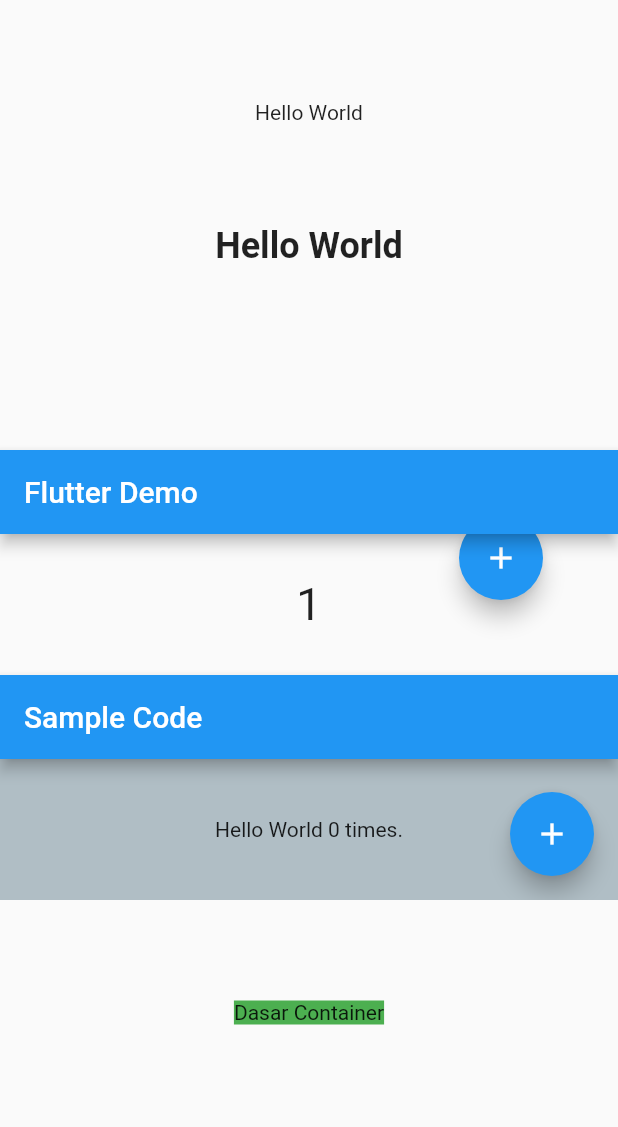
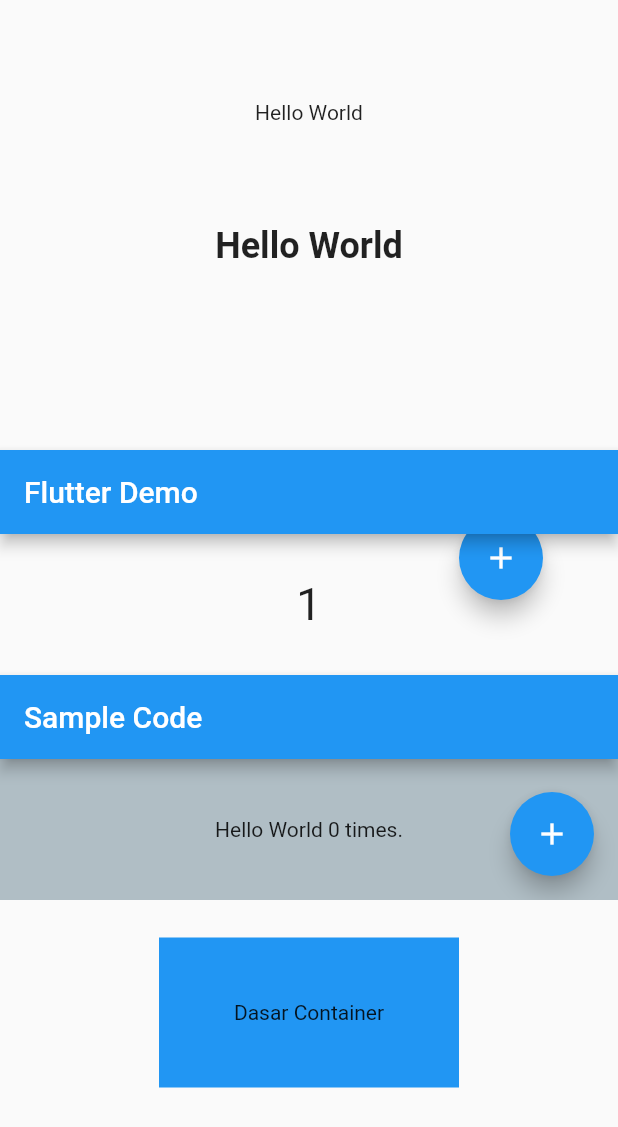
Before and after one commit to ahmaduunnail/flutter-widget, a Flutter app: the screen it shows after launch, on a phone screen of 412 x 824 dp. Shown: the top 1127 px of the screen. Run offline on Flutter 3.47's test engine with Material 2 defaults, Android fonts, the phone set to English and light mode, and no system bars.

Commit message:
ContainerWidthHeight

```diff
--- a/lib/ContainerWidget.dart
+++ b/lib/ContainerWidget.dart
@@ -8,8 +8,10 @@ class ContainerWidget extends StatelessWidget {
       home: Scaffold(
         body: Center(
           child: Container(
-            color: Colors.green,
-            child: Text("Dasar Container"),
+            child: Center(child: Text("Dasar Container")),
+            color: Colors.blue,
+            width: 200,
+            height: 100,
           ),
         ),
       ),
```
